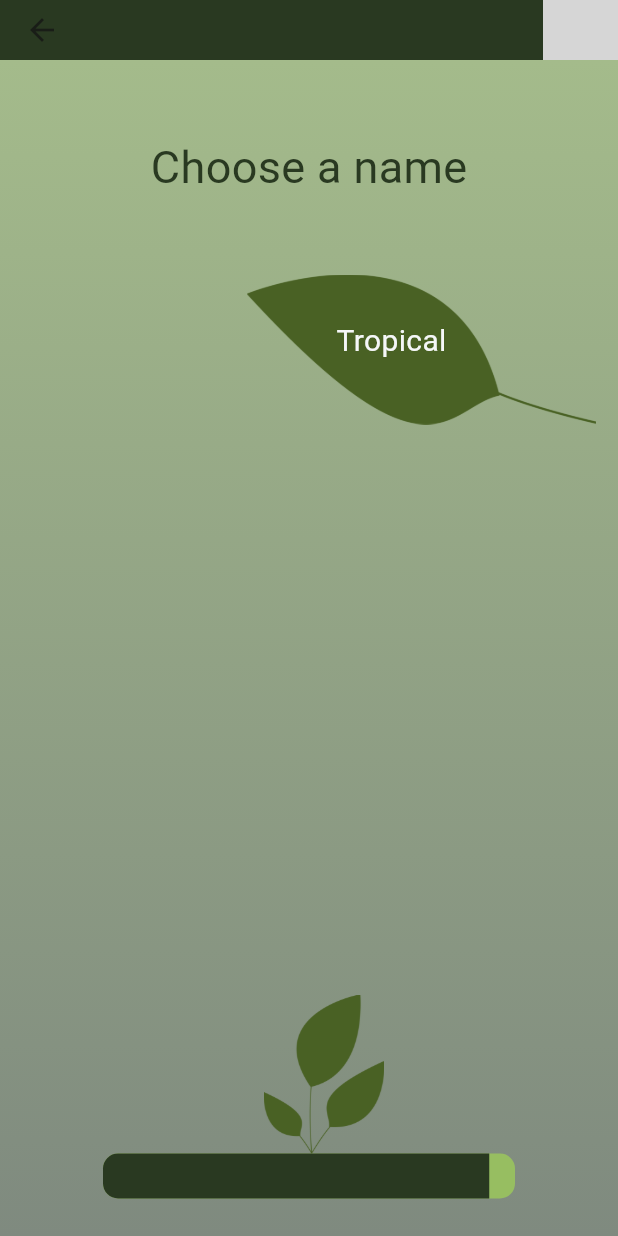
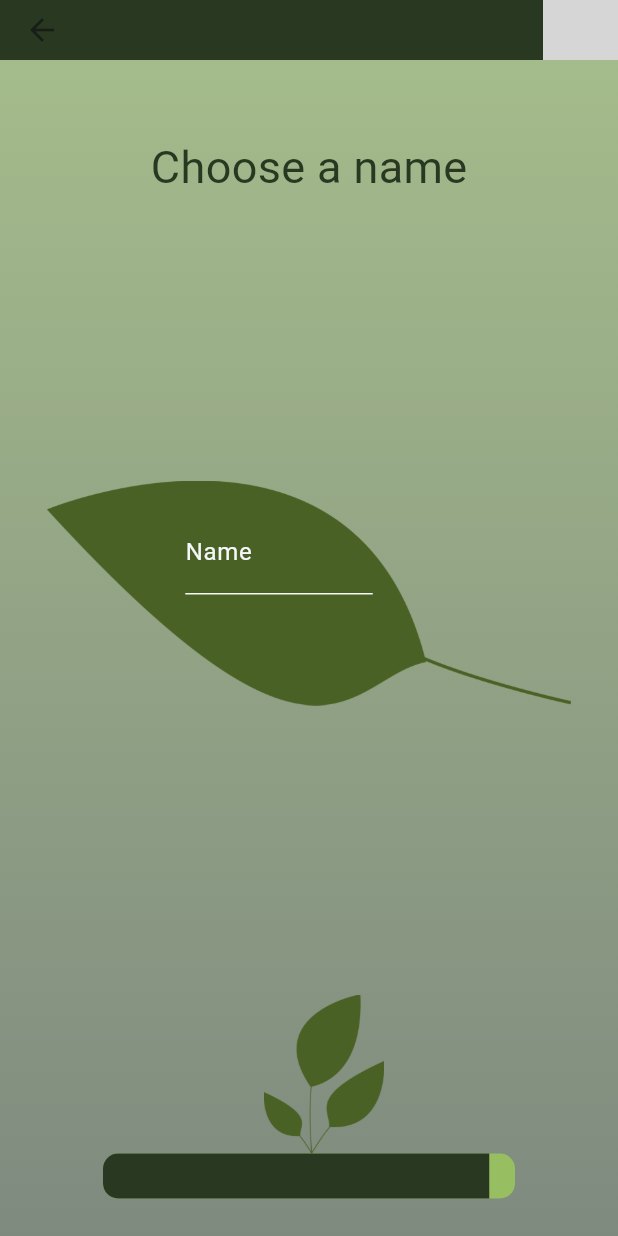
Before and after one commit to ChaiB04/treebud, a Flutter app: the NewTreeStep3 screen opened directly, on a phone screen of 412 x 824 dp. Run offline on Flutter 3.47's test engine with Material 3 defaults, Android fonts, the phone set to English and light mode, and no system bars; our stand-ins replace flutter_map, geolocator, latlong2; missing offline and left inert: arcore_flutter_plugin, flutter_map_animations, flutter_map_cancellable_tile_provider, mongo_dart; network calls fail; Roboto replaces fonts that are missing (Montserrat-Regular); project files that could hold a hidden picture were left out; grey boxes are pictures that could not be loaded.

Commit message:
Added textbox

```diff
--- a/tree_bud/lib/screens/new_tree_screens/newTree_step3.dart
+++ b/tree_bud/lib/screens/new_tree_screens/newTree_step3.dart
@@ -53,11 +53,12 @@ class _NewTreeStep3State extends State<NewTreeStep3> {
                 ),
               ),
               Padding(
-                  padding: const EdgeInsets.only(left: 150),
+                padding: EdgeInsets.only(top:  MediaQuery.of(context).size.height / 6),
+                child: Center(
                   child: Stack(
                     children: [
                       Container(
-                        height: 100,
+                        height: 150,
                         decoration: const BoxDecoration(
                           image: DecorationImage(
                             image: AssetImage('assets/images/leaf_3.png'),
@@ -66,12 +67,21 @@ class _NewTreeStep3State extends State<NewTreeStep3> {
                       ),
                       const Center(
                         child: Padding(
-                          padding: EdgeInsets.only(top: 30, right: 40),
-                          child: Text(
-                            "Tropical",
-                            style: TextStyle(
-                              fontSize: 20,
-                              color: Color.fromRGBO(245, 247, 248, 1.0),
+                          padding: EdgeInsets.only(right: 40, top: 20),
+                          child: SizedBox(
+                            width: 125,
+                            child: TextField(
+                              obscureText: true,
+                              decoration: InputDecoration(
+                                enabledBorder: UnderlineInputBorder(
+                                  borderSide: BorderSide(
+                                      color:
+                                          Color.fromRGBO(245, 247, 248, 1.0)),
+                                ),
+                                labelText: 'Name',
+                                labelStyle: TextStyle(
+                                    color: Color.fromRGBO(245, 247, 248, 1.0)),
+                              ),
                             ),
                           ),
                         ),
@@ -79,13 +89,13 @@ class _NewTreeStep3State extends State<NewTreeStep3> {
                     ],
                   ),
                 ),
+              ),
 
               // Expanded column containing the last two containers
               Expanded(
                 child: Padding(
                   padding: const EdgeInsets.only(bottom: 25),
-                    child:
-                    Column(
+                  child: Column(
                     mainAxisAlignment: MainAxisAlignment.end,
                     crossAxisAlignment: CrossAxisAlignment.center,
                     children: [
@@ -104,7 +114,8 @@ class _NewTreeStep3State extends State<NewTreeStep3> {
                             height: 30,
                             width: MediaQuery.of(context).size.width / 1.5,
                             decoration: BoxDecoration(
-                                color: const Color.fromRGBO(0x97, 0xBE, 0x61, 1.0),
+                              color:
+                                  const Color.fromRGBO(0x97, 0xBE, 0x61, 1.0),
                               borderRadius: BorderRadius.circular(10),
                             ),
                           ),
```
Lines whose indentation alone changed are shown as unchanged.
